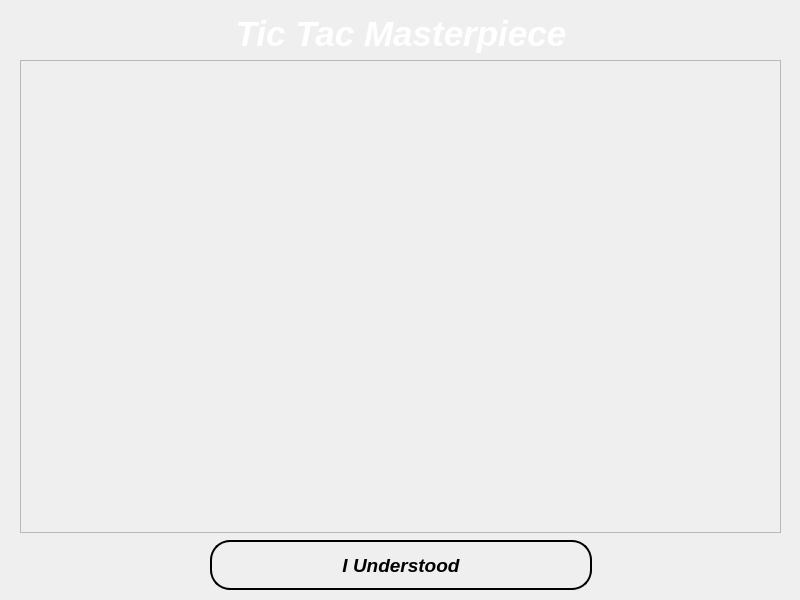
Mohammed-3tef/Tic_Tac_Masterpiece_GUI, file help_ultimate.ui: the form before one commit.
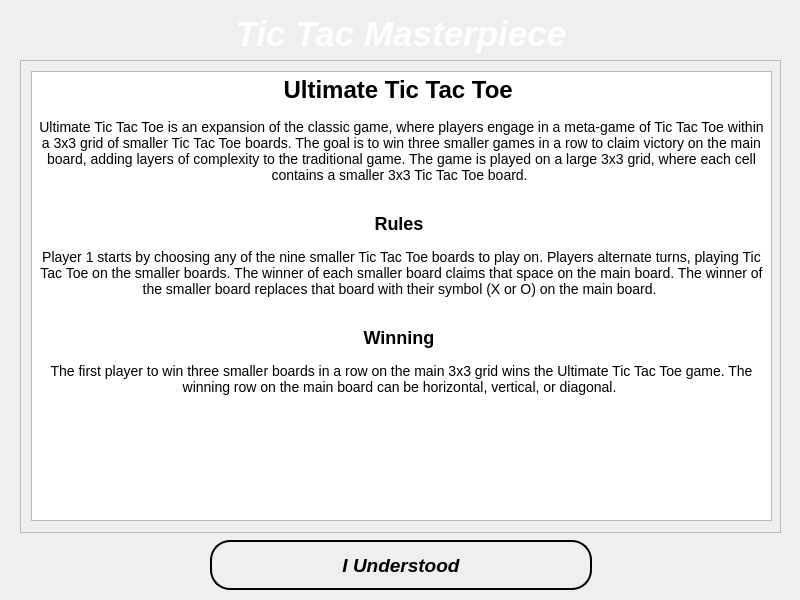
The form after the commit.

The edit to the form file:
```diff
--- a/help_ultimate.ui
+++ b/help_ultimate.ui
@@ -45,6 +45,31 @@
        <height>471</height>
       </rect>
      </property>
+     <widget class="QTextBrowser" name="textBrowser">
+      <property name="geometry">
+       <rect>
+        <x>10</x>
+        <y>10</y>
+        <width>741</width>
+        <height>450</height>
+       </rect>
+      </property>
+      <property name="html">
+       <string>&lt;!DOCTYPE HTML PUBLIC &quot;-//W3C//DTD HTML 4.0//EN&quot; &quot;http://www.w3.org/TR/REC-html40/strict.dtd&quot;&gt;
+&lt;html&gt;&lt;head&gt;&lt;meta name=&quot;qrichtext&quot; content=&quot;1&quot; /&gt;&lt;meta charset=&quot;utf-8&quot; /&gt;&lt;style type=&quot;text/css&quot;&gt;
+p, li { white-space: pre-wrap; }
+hr { height: 1px; border-width: 0; }
+li.unchecked::marker { content: &quot;\2610&quot;; }
+li.checked::marker { content: &quot;\2612&quot;; }
+&lt;/style&gt;&lt;/head&gt;&lt;body style=&quot; font-family:'Segoe UI'; font-size:9pt; font-weight:400; font-style:normal;&quot;&gt;
+&lt;h1 align=&quot;center&quot; style=&quot; margin-top:0px; margin-bottom:0px; margin-left:0px; margin-right:0px; -qt-block-indent:0; text-indent:0px;&quot;&gt;&lt;span style=&quot; font-size:xx-large; font-weight:700;&quot;&gt;Ultimate Tic Tac Toe &lt;/span&gt;&lt;/h1&gt;
+&lt;p align=&quot;center&quot; style=&quot; margin-top:15px; margin-bottom:30px; margin-left:0px; margin-right:0px; -qt-block-indent:0; text-indent:0px;&quot;&gt;&lt;span style=&quot; font-size:large;&quot;&gt;Ultimate Tic Tac Toe is an expansion of the classic game, where players engage in a meta-game of Tic Tac Toe within a 3x3 grid of smaller Tic Tac Toe boards. The goal is to win three smaller games in a row to claim victory on the main board, adding layers of complexity to the traditional game. The game is played on a large 3x3 grid, where each cell contains a smaller 3x3 Tic Tac Toe board. &lt;/span&gt;&lt;/p&gt;
+&lt;h2 align=&quot;center&quot; style=&quot; margin-top:0px; margin-bottom:0px; margin-left:0px; margin-right:0px; -qt-block-indent:0; text-indent:0px;&quot;&gt;&lt;span style=&quot; font-size:x-large; font-weight:700;&quot;&gt;Rules &lt;/span&gt;&lt;/h2&gt;
+&lt;p align=&quot;center&quot; style=&quot; margin-top:15px; margin-bottom:30px; margin-left:0px; margin-right:0px; -qt-block-indent:0; text-indent:0px;&quot;&gt;&lt;span style=&quot; font-size:large;&quot;&gt;Player 1 starts by choosing any of the nine smaller Tic Tac Toe boards to play on. Players alternate turns, playing Tic Tac Toe on the smaller boards. The winner of each smaller board claims that space on the main board. The winner of the smaller board replaces that board with their symbol (X or O) on the main board. &lt;/span&gt;&lt;/p&gt;
+&lt;h2 align=&quot;center&quot; style=&quot; margin-top:0px; margin-bottom:0px; margin-left:0px; margin-right:0px; -qt-block-indent:0; text-indent:0px;&quot;&gt;&lt;span style=&quot; font-size:x-large; font-weight:700;&quot;&gt;Winning &lt;/span&gt;&lt;/h2&gt;
+&lt;p align=&quot;center&quot; style=&quot; margin-top:15px; margin-bottom:30px; margin-left:0px; margin-right:0px; -qt-block-indent:0; text-indent:0px;&quot;&gt;&lt;span style=&quot; font-size:large;&quot;&gt;The first player to win three smaller boards in a row on the main 3x3 grid wins the Ultimate Tic Tac Toe game. The winning row on the main board can be horizontal, vertical, or diagonal. &lt;/span&gt;&lt;/p&gt;&lt;/body&gt;&lt;/html&gt;</string>
+      </property>
+     </widget>
     </widget>
    </widget>
    <widget class="QLabel" name="label">
```
